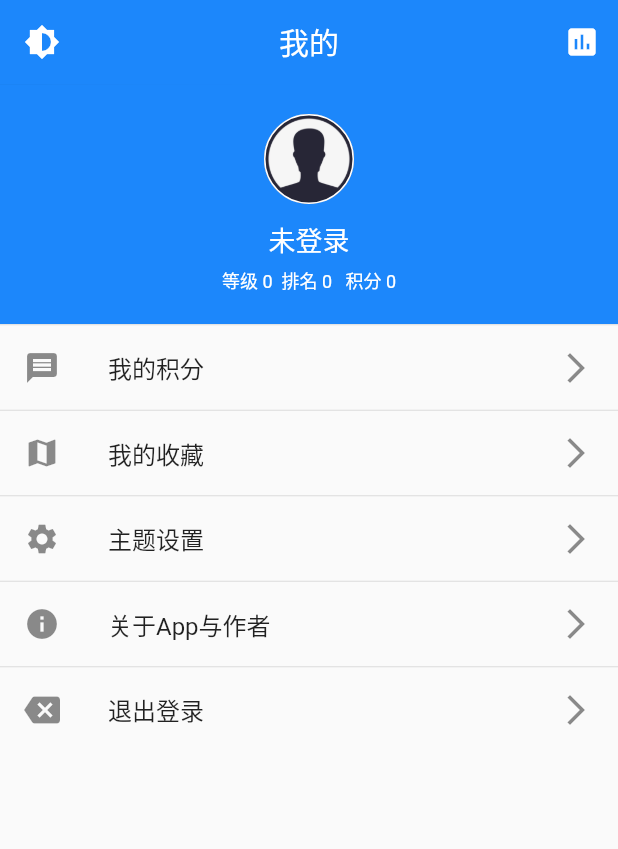
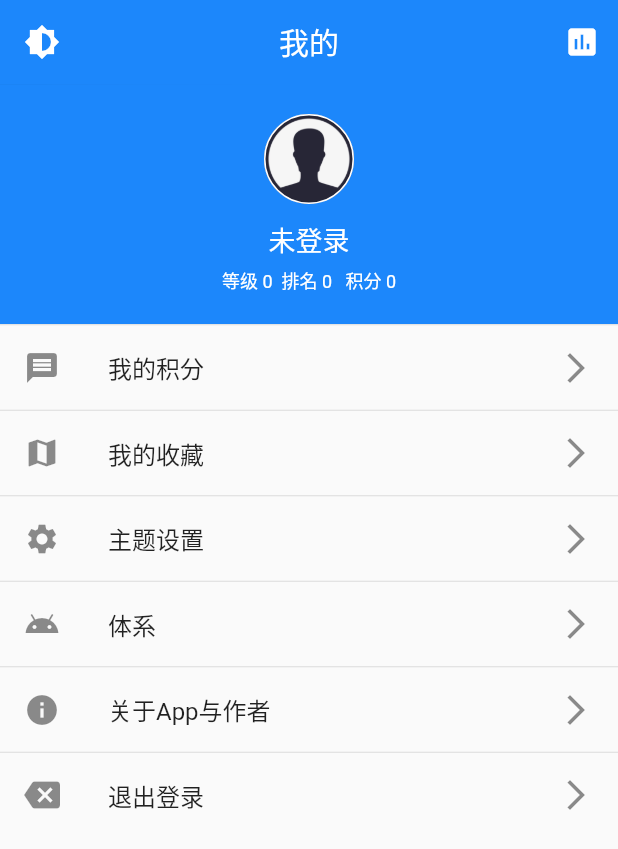
Before and after one commit to seasonZhu/FlutterPlayAndroid, a Flutter app: the MyView screen opened directly, on a phone screen of 412 x 824 dp. Shown: the top 849 px of the screen. Run offline on Flutter 3.47's test engine with Material 2 defaults, Android fonts, the light colour scheme and no system bars; our stand-ins replace cached_network_image, dio, event_bus, flutter_bloc, flutter_html, flutter_slidable and 6 more; missing offline and left inert: flutter_webview_plugin, lpinyin; accounts and stored records are empty; network calls fail.

Commit message:
将体系暂时放到我的界面,后面的功能我暂时不想写了

```diff
--- a/lib/My/MyListModel.dart
+++ b/lib/My/MyListModel.dart
@@ -17,6 +17,8 @@ class MyListModel {
     MyListModel(
         title: "主题设置", icon: Icons.settings, type: TargetType.themeSetting),
     MyListModel(
+        title: "体系", icon: Icons.android, type: TargetType.tree),
+    MyListModel(
         title: "关于App与作者", icon: Icons.info, type: TargetType.aboutAppAndMe),
     MyListModel(title: "退出登录", icon: Icons.backspace, type: TargetType.logout),
   ];
--- a/lib/My/MyView.dart
+++ b/lib/My/MyView.dart
@@ -280,6 +280,9 @@ class _MyViewState extends State<MyView> with AutomaticKeepAliveClientMixin {
       case TargetType.themeSetting:
         routeName = Routes.themeSettingView;
         break;
+      case TargetType.tree:
+        routeName = Routes.tree;
+        break;
       case TargetType.aboutAppAndMe:
         routeName = Routes.aboutAppAndMeView;
         break;
--- a/lib/My/TargetType.dart
+++ b/lib/My/TargetType.dart
@@ -3,6 +3,7 @@ enum TargetType {
   myCoin,
   myCollect,
   themeSetting,
+  tree,
   aboutAppAndMe,
   logout
 }
--- a/lib/Tree/TreeView.dart
+++ b/lib/Tree/TreeView.dart
@@ -39,7 +39,7 @@ class _TreeViewState extends State<TreeView> with AutomaticKeepAliveClientMixin
         iconTheme: IconThemeData(color: Colors.white),
         elevation: 0.1,
       ),
-      body: _body(),
+      body: SafeArea(child: _body()),
     );
   }
 
--- a/lib/View/MainView.dart
+++ b/lib/View/MainView.dart
@@ -7,7 +7,6 @@ import 'package:play_android/EventBus/EventBus.dart';
 import 'package:play_android/Home/HomeView.dart';
 import 'package:play_android/Information/InformationType.dart';
 import 'package:play_android/Information/InformationFlowTopicView.dart';
-import 'package:play_android/Tree/TreeView.dart';
 import 'package:play_android/My/MyView.dart';
 import 'package:play_android/Test/View/TestView.dart';
 
@@ -29,7 +28,6 @@ class _MainViewState extends State<MainView>
     InformationFlowTopicView(
       type: InformationType.publicNumber,
     ),
-    TreeView(),
     MyView(),
     TestView()
   ];
@@ -40,8 +38,6 @@ class _MainViewState extends State<MainView>
         icon: Icon(Icons.perm_contact_calendar), title: Text("项目")),
     BottomNavigationBarItem(
         icon: Icon(Icons.account_balance_wallet), title: Text("公众号")),
-    BottomNavigationBarItem(
-        icon: Icon(Icons.android), title: Text("体系")),
     BottomNavigationBarItem(icon: Icon(Icons.person), title: Text("我的")),
     BottomNavigationBarItem(icon: Icon(Icons.train), title: Text("测试")),
   ];
--- a/lib/View/Routes.dart
+++ b/lib/View/Routes.dart
@@ -6,6 +6,7 @@ import 'package:play_android/My/MyCoinView.dart';
 import 'package:play_android/My/MyCollectView.dart';
 import 'package:play_android/My/ThemeSettingView.dart';
 import 'package:play_android/My/AboutAppAndMeView.dart';
+import 'package:play_android/Tree/TreeView.dart';
 
 import 'package:play_android/Information/InformationFlowWebView.dart';
 
@@ -42,6 +43,8 @@ abstract class Routes {
   static final myCollectView = "/myCollectView";
 
   static final themeSettingView = "/themeSettingView";
+
+  static final tree = "/tree";
 
   static final aboutAppAndMeView = "/aboutAppAndMeView";
 
@@ -82,6 +85,7 @@ abstract class Routes {
       Routes.myCoinView: (context) => MyCoinView(),
       Routes.myCollectView: (context) => MyCollectView(),
       Routes.themeSettingView: (context) => ThemeSettingView(),
+      Routes.tree: (context) => TreeView(),
       Routes.aboutAppAndMeView: (context) => AboutAppAndMeView(),
 
       // 测试页面的路由
```
